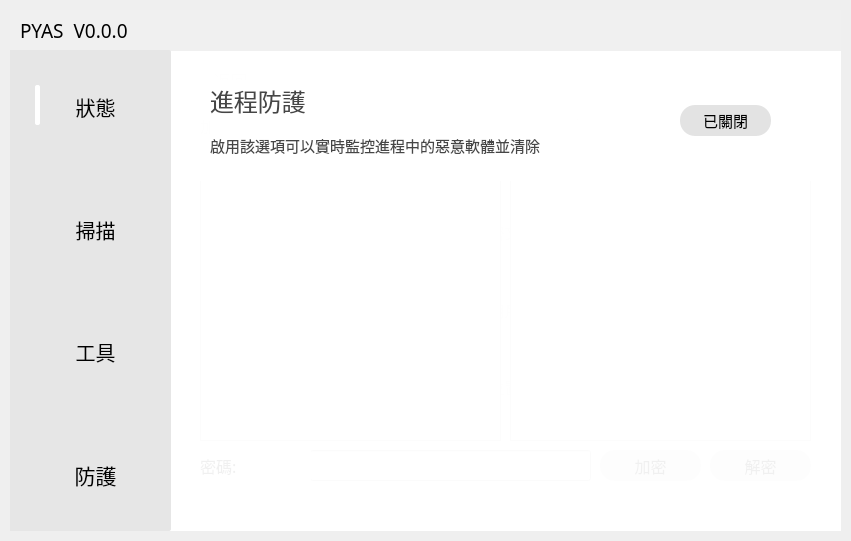
Old version of the form MainUI.ui in the repository 87owo/PYAS.
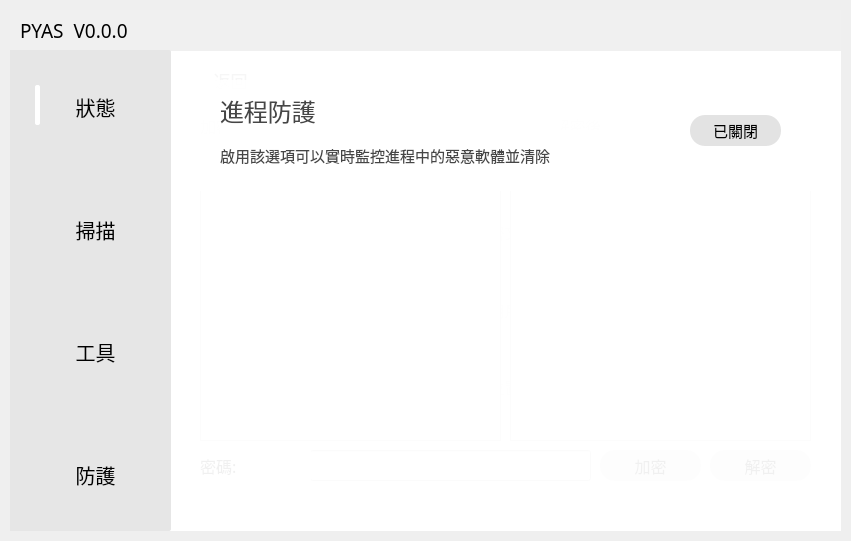
New version of the form. Icons and pictures are not drawn.

```diff
--- a/MainUI.ui
+++ b/MainUI.ui
@@ -1276,7 +1276,7 @@
       <property name="geometry">
        <rect>
         <x>20</x>
-        <y>20</y>
+        <y>30</y>
         <width>631</width>
         <height>111</height>
        </rect>
@@ -1293,9 +1293,9 @@
       <widget class="QLabel" name="Protection_title">
        <property name="geometry">
         <rect>
-         <x>20</x>
+         <x>30</x>
          <y>10</y>
-         <width>351</width>
+         <width>341</width>
          <height>41</height>
         </rect>
        </property>
@@ -1319,7 +1319,7 @@
       <widget class="QLabel" name="Protection_illustrate">
        <property name="geometry">
         <rect>
-         <x>20</x>
+         <x>30</x>
          <y>50</y>
          <width>421</width>
          <height>51</height>
@@ -1351,7 +1351,7 @@
       <widget class="QPushButton" name="Protection_switch_Button">
        <property name="geometry">
         <rect>
-         <x>490</x>
+         <x>500</x>
          <y>35</y>
          <width>91</width>
          <height>31</height>
@@ -1621,7 +1621,7 @@
          <property name="font">
           <font>
            <family>Microsoft YaHei</family>
-           <pointsize>16</pointsize>
+           <pointsize>15</pointsize>
            <stylestrategy>PreferAntialias</stylestrategy>
           </font>
          </property>
```
